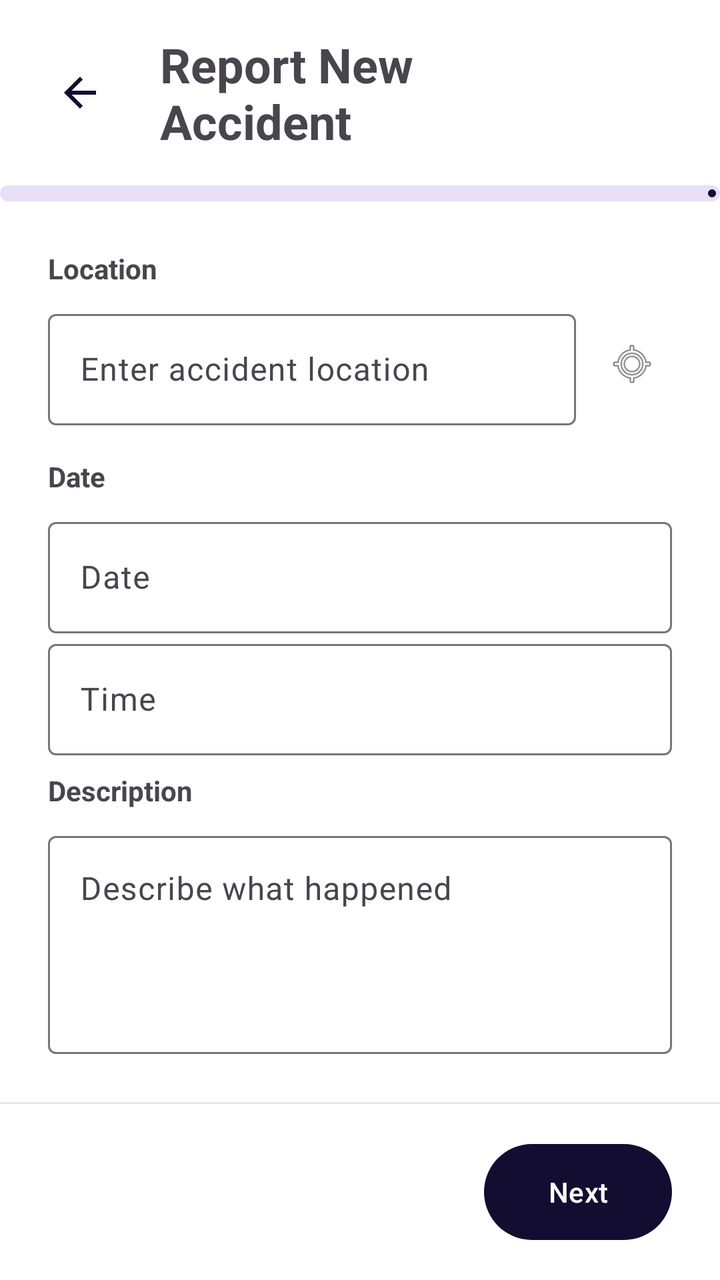
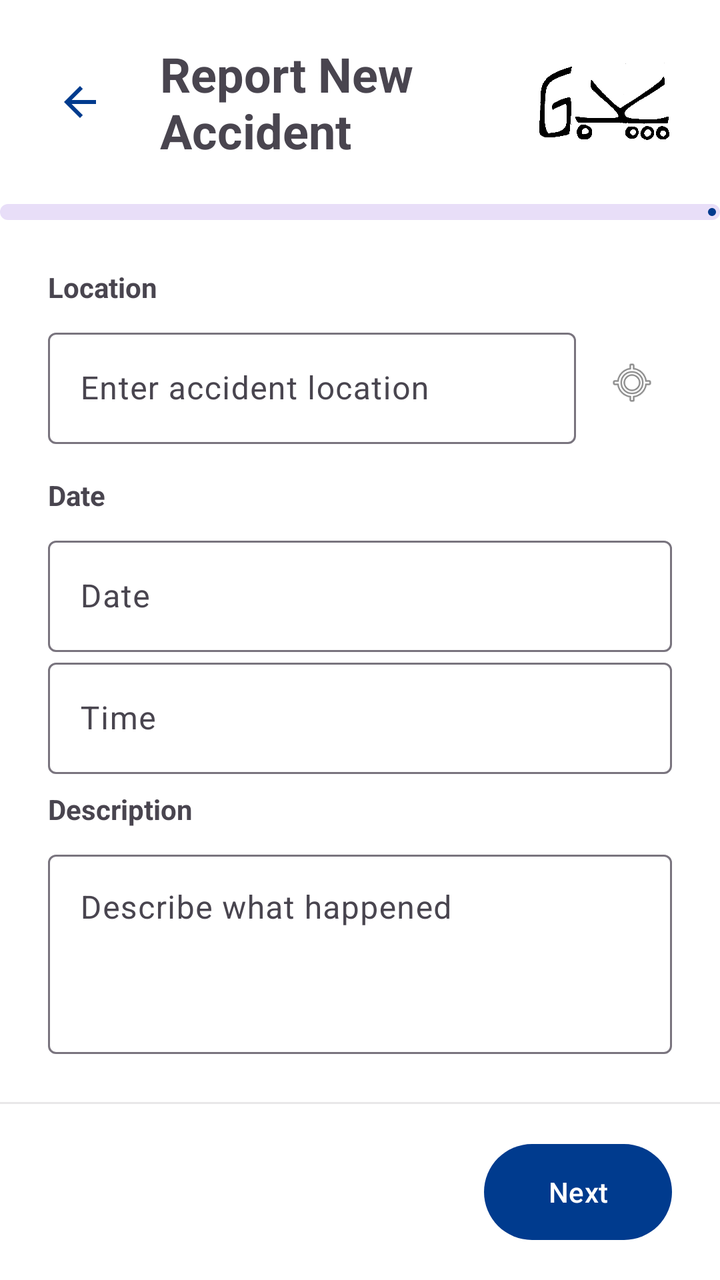

The first picture is an Android layout as it rendered before a commit; the second is the same layout after the commit. The layout source and the unified diff follow.
<!-- AndroidManifest.xml: application theme Theme.AccidentReportingApp -->
<!-- res/layout/activity_create_report.xml -->
<?xml version="1.0" encoding="utf-8"?>
<androidx.constraintlayout.widget.ConstraintLayout xmlns:android="http://schemas.android.com/apk/res/android"
    xmlns:app="http://schemas.android.com/apk/res-auto"
    xmlns:tools="http://schemas.android.com/tools"
    android:id="@+id/main"
    android:layout_width="match_parent"
    android:layout_height="match_parent"
    tools:context=".controllers.CreateReportActivity">

    
    <androidx.constraintlayout.widget.ConstraintLayout
        android:id="@+id/header_container"
        android:layout_width="match_parent"
        android:layout_height="wrap_content"
        android:padding="16dp"
        app:layout_constraintTop_toTopOf="parent">

        <ImageButton
            android:id="@+id/btn_back"
            android:layout_width="48dp"
            android:layout_height="48dp"
            android:background="?attr/selectableItemBackgroundBorderless"
            android:contentDescription="Back"
            android:src="@drawable/ic_back"
            app:layout_constraintBottom_toBottomOf="parent"
            app:layout_constraintStart_toStartOf="parent"
            app:layout_constraintTop_toTopOf="parent"
            app:tint="?attr/colorPrimary" />

        <TextView
            android:id="@+id/text_title"
            android:layout_width="wrap_content"
            android:layout_height="wrap_content"
            android:layout_marginStart="16dp"
            android:text="@string/btn_report_accident"
            android:textSize="24sp"
            android:textStyle="bold"
            app:layout_constraintBottom_toBottomOf="parent"
            app:layout_constraintStart_toEndOf="@id/btn_back"
            app:layout_constraintTop_toTopOf="parent" />

    </androidx.constraintlayout.widget.ConstraintLayout>

    
    <com.google.android.material.progressindicator.LinearProgressIndicator
        android:id="@+id/progress_indicator"
        android:layout_width="match_parent"
        android:layout_height="wrap_content"
        android:progress="0"
        app:indicatorColor="?attr/colorPrimary"
        app:layout_constraintTop_toBottomOf="@id/header_container"
        app:trackColor="?attr/colorSecondaryContainer"
        app:trackCornerRadius="4dp"
        app:trackThickness="8dp" />

    
    <FrameLayout
        android:id="@+id/step_container"
        android:layout_width="match_parent"
        android:layout_height="0dp"
        android:padding="16dp"
        app:layout_constraintBottom_toTopOf="@id/divider"
        app:layout_constraintTop_toBottomOf="@id/progress_indicator">

        <include layout="@layout/step_general_info" />

    </FrameLayout>

    
    <View
        android:id="@+id/divider"
        android:layout_width="match_parent"
        android:layout_height="1dp"
        android:alpha="0.1"
        android:background="?attr/colorOnSurface"
        app:layout_constraintBottom_toTopOf="@id/bottom_navigation" />

    
    <androidx.constraintlayout.widget.ConstraintLayout
        android:id="@+id/bottom_navigation"
        android:layout_width="match_parent"
        android:layout_height="wrap_content"
        android:paddingHorizontal="24dp"
        android:paddingVertical="16dp"
        app:layout_constraintBottom_toBottomOf="parent">

        <com.google.android.material.button.MaterialButton
            android:id="@+id/btn_previous"
            style="@style/Widget.Material3.Button.TextButton"
            android:layout_width="wrap_content"
            android:layout_height="wrap_content"
            android:minHeight="56dp"
            android:text="@string/btn_previous"
            android:visibility="gone"
            app:layout_constraintBottom_toBottomOf="parent"
            app:layout_constraintStart_toStartOf="parent"
            app:layout_constraintTop_toTopOf="parent" />

        <com.google.android.material.button.MaterialButton
            android:id="@+id/btn_next"
            android:layout_width="wrap_content"
            android:layout_height="wrap_content"
            android:minHeight="56dp"
            android:paddingHorizontal="32dp"
            android:text="@string/btn_next"
            app:layout_constraintBottom_toBottomOf="parent"
            app:layout_constraintEnd_toEndOf="parent"
            app:layout_constraintTop_toTopOf="parent" />

    </androidx.constraintlayout.widget.ConstraintLayout>

</androidx.constraintlayout.widget.ConstraintLayout>
<!-- res/layout/step_general_info.xml (included above) -->
<?xml version="1.0" encoding="utf-8"?>
<LinearLayout xmlns:android="http://schemas.android.com/apk/res/android"
    android:layout_width="match_parent"
    android:layout_height="match_parent"
    android:orientation="vertical"
    android:padding="8dp">

    <TextView
        android:layout_width="match_parent"
        android:layout_height="wrap_content"
        android:text="@string/label_location"
        android:textStyle="bold"
        android:layout_marginBottom="8dp"/>

    <LinearLayout
        android:layout_width="match_parent"
        android:layout_height="wrap_content"
        android:orientation="horizontal"
        android:layout_marginBottom="16dp"
        android:gravity="center_vertical">

        <com.google.android.material.textfield.TextInputLayout
            android:layout_width="0dp"
            android:layout_height="wrap_content"
            android:layout_weight="1"
            style="@style/Widget.Material3.TextInputLayout.OutlinedBox">

            <com.google.android.material.textfield.TextInputEditText
                android:id="@+id/edit_location"
                android:layout_width="match_parent"
                android:layout_height="wrap_content"
                android:hint="@string/hint_location" />
        </com.google.android.material.textfield.TextInputLayout>

        <ImageButton
            android:id="@+id/btn_use_current_location"
            android:layout_width="40dp"
            android:layout_height="40dp"
            android:layout_marginStart="8dp"
            android:background="?attr/selectableItemBackgroundBorderless"
            android:contentDescription="@string/desc_use_current_location"
            android:padding="8dp"
            android:scaleType="centerInside"
            android:src="@android:drawable/ic_menu_mylocation" />

    </LinearLayout>

    <TextView
        android:layout_width="match_parent"
        android:layout_height="wrap_content"
        android:text="Date"
        android:textStyle="bold"
        android:layout_marginBottom="8dp"/>


    <com.google.android.material.textfield.TextInputLayout
        android:layout_width="match_parent"
        android:layout_height="wrap_content"
        android:hint="@string/date">

        <com.google.android.material.textfield.TextInputEditText
            android:id="@+id/edit_date"
            android:layout_width="match_parent"
            android:layout_height="wrap_content"
            android:focusable="false"
            android:clickable="true"
            android:cursorVisible="false"
            android:inputType="none"/>
    </com.google.android.material.textfield.TextInputLayout>

    <com.google.android.material.textfield.TextInputLayout
        android:layout_width="match_parent"
        android:layout_height="wrap_content"
        android:layout_marginBottom="8dp"
        android:hint="@string/time">

        <com.google.android.material.textfield.TextInputEditText
            android:id="@+id/edit_time"
            android:layout_width="match_parent"
            android:layout_height="wrap_content"
            android:focusable="false"
            android:clickable="true"
            android:cursorVisible="false"
            android:inputType="none"/>
    </com.google.android.material.textfield.TextInputLayout>



    <TextView
        android:layout_width="match_parent"
        android:layout_height="wrap_content"
        android:text="@string/label_description"
        android:textStyle="bold"
        android:layout_marginBottom="8dp"/>

    <com.google.android.material.textfield.TextInputLayout
        android:layout_width="match_parent"
        android:layout_height="wrap_content"
        style="@style/Widget.Material3.TextInputLayout.OutlinedBox">

        <com.google.android.material.textfield.TextInputEditText
            android:id="@+id/edit_description"
            android:layout_width="match_parent"
            android:layout_height="wrap_content"
            android:hint="@string/hint_description"
            android:gravity="top"
            android:inputType="textMultiLine"
            android:minLines="5" />
    </com.google.android.material.textfield.TextInputLayout>

</LinearLayout>
<!-- resources referenced by this layout -->
<resources>
  <!-- drawable ic_back (drawable) -->
  <vector xmlns:android="http://schemas.android.com/apk/res/android"
      android:width="24dp"
      android:height="24dp"
      android:viewportWidth="24"
      android:viewportHeight="24"
      android:tint="?attr/colorControlNormal">
    <path
        android:fillColor="@android:color/white"
        android:pathData="M20,11H7.83l5.59,-5.59L12,4l-8,8 8,8 1.41,-1.41L7.83,13H20v-2z"/>
  </vector>
  <string name="btn_next">Next</string>
  <string name="btn_previous">Previous</string>
  <string name="btn_report_accident">Report New\nAccident</string>
  <string name="date">Date</string>
  <string name="desc_use_current_location">Use device GPS to fill location</string>
  <string name="hint_description">Describe what happened</string>
  <string name="hint_location">Enter accident location</string>
  <string name="label_description">Description</string>
  <string name="label_location">Location</string>
  <string name="time">Time</string>
  <style name="Theme.AccidentReportingApp" parent="Base.Theme.AccidentReportingApp" />
  <style name="Base.Theme.AccidentReportingApp" parent="Theme.Material3.DayNight.NoActionBar">
          
          <item name="colorPrimary">@color/primary</item>
          <item name="colorOnPrimary">@color/white</item>
          <item name="colorPrimaryContainer">@color/primary_container</item>
  
          
          <item name="android:windowBackground">@color/white</item>
      </style>
  <color name="primary">#120D31</color>
  <color name="white">#FFFFFFFF</color>
  <color name="primary_container">#F0D3F7</color>
</resources>

<!-- the commit's change to res/layout/activity_create_report.xml (unified diff, before → after) -->
@@ -37,6 +37,16 @@
             android:textStyle="bold"
             app:layout_constraintBottom_toBottomOf="parent"
             app:layout_constraintStart_toEndOf="@id/btn_back"
+            app:layout_constraintTop_toTopOf="parent" />
+
+        
+        <ImageView
+            android:id="@+id/logo_right"
+            android:layout_width="70dp"
+            android:layout_height="70dp"
+            android:layout_marginEnd="8dp"
+            android:src="@drawable/geleziniskelias_dark"
+            app:layout_constraintEnd_toEndOf="parent"
             app:layout_constraintTop_toTopOf="parent" />
 
     </androidx.constraintlayout.widget.ConstraintLayout>
<!-- resource entries referenced after the edit -->
@@ -1,5 +1,6 @@
 <!-- resources referenced by this layout -->
 <resources>
+  <!-- drawable geleziniskelias_dark: png bitmap (drawable, 70951 bytes) -->
   <!-- drawable ic_back (drawable) -->
   <vector xmlns:android="http://schemas.android.com/apk/res/android"
       android:width="24dp"
@@ -31,7 +32,7 @@
           
           <item name="android:windowBackground">@color/white</item>
       </style>
-  <color name="primary">#120D31</color>
+  <color name="primary">#003B8E</color>
   <color name="white">#FFFFFFFF</color>
   <color name="primary_container">#F0D3F7</color>
 </resources>
